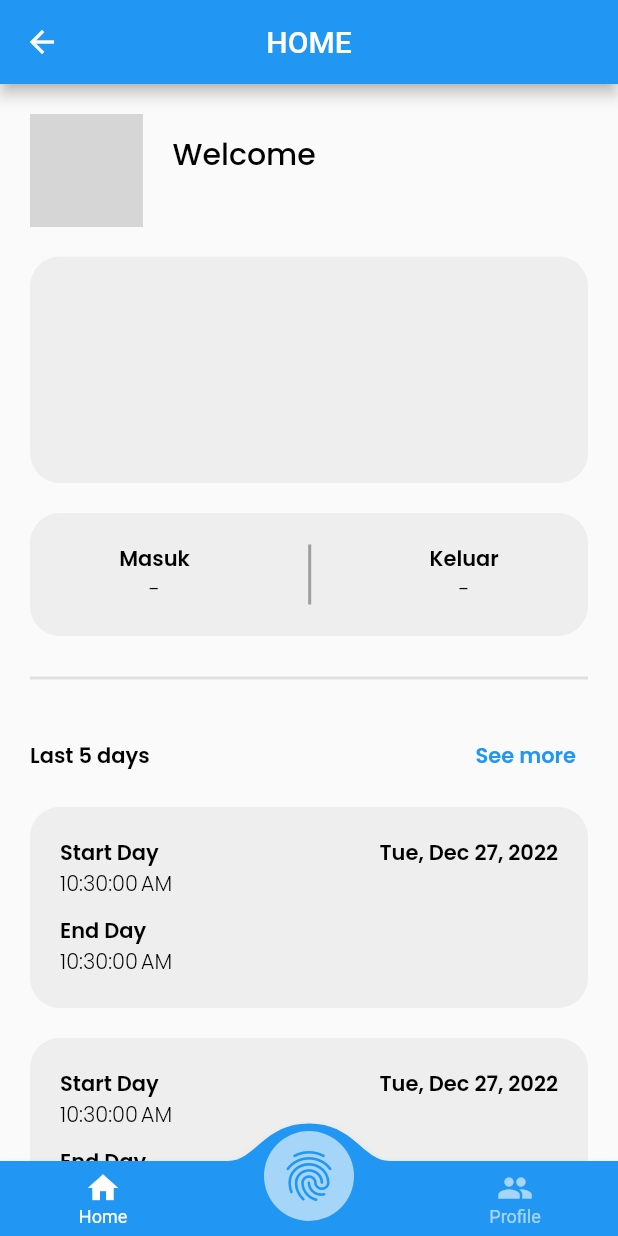
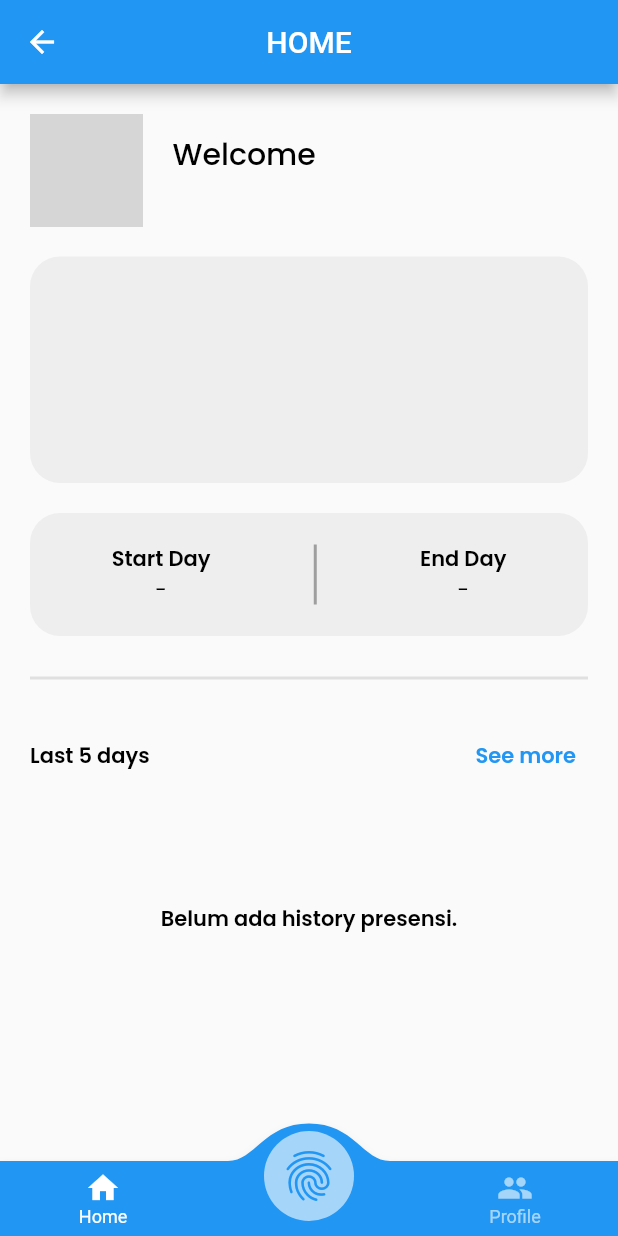
Before and after one commit to ovraka/presence_app, a Flutter app: the HomeView screen opened by its route, on a phone screen of 412 x 824 dp. Run offline on Flutter 3.47's test engine with Material 2 defaults, Android fonts, the phone set to English and light mode, and no system bars; drawn by our look-alikes of convex_bottom_bar; our stand-ins replace cloud_firestore, firebase_auth, firebase_core, firebase_storage, geocoding, geolocator and 3 more; accounts and stored records are empty; network calls fail; grey boxes are pictures that could not be loaded.

```diff
--- a/lib/app/modules/home/views/home_view.dart
+++ b/lib/app/modules/home/views/home_view.dart
@@ -131,13 +131,27 @@ class HomeView extends GetView<HomeController> {
                       decoration: BoxDecoration(
                           borderRadius: BorderRadius.circular(20),
                           color: Colors.grey[200]),
-                      child: Row(
-                        mainAxisAlignment: MainAxisAlignment.spaceAround,
+                      child:
+                          StreamBuilder<DocumentSnapshot<Map<String, dynamic>>>(
+                              stream: controller.streamTodayPresence(),
+                              builder: (context, snapshotT) {
+                                if (snapshotT.connectionState ==
+                                    ConnectionState.waiting) {
+                                  return const Center(
+                                    child: CircularProgressIndicator(),
+                                  );
+                                }
+
+                                Map<String, dynamic>? dataToday =
+                                    snapshotT.data?.data();
+                                return Row(
+                                  mainAxisAlignment:
+                                      MainAxisAlignment.spaceAround,
                                   children: [
                                     Column(
                                       children: [
                                         Text(
-                                "Masuk",
+                                          "Start Day",
                                           style: GoogleFonts.poppins(
                                               textStyle: const TextStyle(
                                                   fontSize: 14,
@@ -145,11 +159,16 @@ class HomeView extends GetView<HomeController> {
                                                   color: Colors.black)),
                                         ),
                                         Text(
-                                "-",
+                                          dataToday?["start_day"] == null
+                                              ? "-"
+                                              : DateFormat.jms().format(
+                                                  DateTime.parse(
+                                                      dataToday!["start_day"]
+                                                          ["date"])),
                                           style: GoogleFonts.poppins(
                                               textStyle: const TextStyle(
                                                   fontSize: 14,
-                                        fontWeight: FontWeight.w300,
+                                                  fontWeight: FontWeight.w400,
                                                   color: Colors.black)),
                                         ),
                                       ],
@@ -162,7 +181,7 @@ class HomeView extends GetView<HomeController> {
                                     Column(
                                       children: [
                                         Text(
-                                "Keluar",
+                                          "End Day",
                                           style: GoogleFonts.poppins(
                                               textStyle: const TextStyle(
                                                   fontSize: 14,
@@ -170,17 +189,23 @@ class HomeView extends GetView<HomeController> {
                                                   color: Colors.black)),
                                         ),
                                         Text(
-                                "-",
+                                          dataToday?["end_day"] == null
+                                              ? "-"
+                                              : DateFormat.jms().format(
+                                                  DateTime.parse(
+                                                      dataToday!["end_day"]
+                                                          ["date"])),
                                           style: GoogleFonts.poppins(
                                               textStyle: const TextStyle(
                                                   fontSize: 14,
-                                        fontWeight: FontWeight.w300,
+                                                  fontWeight: FontWeight.w400,
                                                   color: Colors.black)),
                                         ),
                                       ],
                                     )
                                   ],
-                      ),
+                                );
+                              }),
                     ),
                     const SizedBox(
                       height: 20,
@@ -221,10 +246,42 @@ class HomeView extends GetView<HomeController> {
                     const SizedBox(
                       height: 10,
                     ),
-                    ListView.builder(
+                    StreamBuilder<QuerySnapshot<Map<String, dynamic>>>(
+                        stream: controller.streamLastPresence(),
+                        builder: (context, snapshotP) {
+                          if (snapshotP.connectionState ==
+                              ConnectionState.waiting) {
+                            return const Center(
+                              child: CircularProgressIndicator(),
+                            );
+                          }
+                          // ignore: unrelated_type_equality_checks
+                          if (snapshotP.data!.docs.isEmpty ||
+                              snapshotP.data == null) {
+                            return SizedBox(
+                              height: 150,
+                              child: Center(
+                                child: Text(
+                                  "Belum ada history presensi.",
+                                  style: GoogleFonts.poppins(
+                                    textStyle: const TextStyle(
+                                        fontSize: 14,
+                                        fontWeight: FontWeight.w600,
+                                        color: Colors.black),
+                                  ),
+                                ),
+                              ),
+                            );
+                          }
+
+                          return ListView.builder(
+                            itemCount: snapshotP.data!.docs.length,
                             shrinkWrap: true,
                             physics: NeverScrollableScrollPhysics(),
                             itemBuilder: (context, index) {
+                              Map<String, dynamic> data =
+                                  snapshotP.data!.docs[index].data();
+
                               return Padding(
                                 padding: const EdgeInsets.only(bottom: 20),
                                 child: Material(
@@ -241,7 +298,8 @@ class HomeView extends GetView<HomeController> {
                                         borderRadius: BorderRadius.circular(20),
                                       ),
                                       child: Column(
-                                  crossAxisAlignment: CrossAxisAlignment.start,
+                                        crossAxisAlignment:
+                                            CrossAxisAlignment.start,
                                         children: [
                                           Row(
                                             mainAxisAlignment:
@@ -252,26 +310,37 @@ class HomeView extends GetView<HomeController> {
                                                 style: GoogleFonts.poppins(
                                                   textStyle: const TextStyle(
                                                       fontSize: 14,
-                                                  fontWeight: FontWeight.w600,
-                                                  color: Colors.black)),
+                                                      fontWeight:
+                                                          FontWeight.w600,
+                                                      color: Colors.black),
+                                                ),
                                               ),
                                               Text(
-                                          "${DateFormat.yMMMEd().format(DateTime.now())}",
+                                                DateFormat.yMMMEd().format(
+                                                    DateTime.parse(
+                                                        data["date"])),
                                                 style: GoogleFonts.poppins(
                                                   textStyle: const TextStyle(
                                                       fontSize: 14,
-                                                  fontWeight: FontWeight.w600,
-                                                  color: Colors.black)),
+                                                      fontWeight:
+                                                          FontWeight.w600,
+                                                      color: Colors.black),
+                                                ),
                                               ),
                                             ],
                                           ),
                                           Text(
-                                      "${DateFormat.jms().format(DateTime.now())}",
+                                            data["start_day"]?["date"] == null
+                                                ? "-"
+                                                : DateFormat.jms().format(
+                                                    DateTime.parse(data[
+                                                        "start_day"]!["date"])),
                                             style: GoogleFonts.poppins(
                                               textStyle: const TextStyle(
                                                   fontSize: 14,
-                                              fontWeight: FontWeight.w300,
-                                              color: Colors.black)),
+                                                  fontWeight: FontWeight.w400,
+                                                  color: Colors.black),
+                                            ),
                                           ),
                                           const SizedBox(
                                             height: 10,
@@ -282,14 +351,19 @@ class HomeView extends GetView<HomeController> {
                                               textStyle: const TextStyle(
                                                   fontSize: 14,
                                                   fontWeight: FontWeight.w600,
-                                              color: Colors.black)),
+                                                  color: Colors.black),
+                                            ),
                                           ),
                                           Text(
-                                      "${DateFormat.jms().format(DateTime.now())}",
+                                            data["end_day"]?["date"] == null
+                                                ? "-"
+                                                : DateFormat.jms().format(
+                                                    DateTime.parse(data[
+                                                        "end_day"]!["date"])),
                                             style: GoogleFonts.poppins(
                                                 textStyle: const TextStyle(
                                                     fontSize: 14,
-                                              fontWeight: FontWeight.w300,
+                                                    fontWeight: FontWeight.w400,
                                                     color: Colors.black)),
                                           ),
                                         ],
@@ -299,8 +373,8 @@ class HomeView extends GetView<HomeController> {
                                 ),
                               );
                             },
-                      itemCount: 5,
-                    ),
+                          );
+                        }),
                   ],
                 );
               } else {
```
Also changed, not shown: lib/app/controllers/page_index_controller.dart (+178 -7 lines), lib/app/modules/home/controllers/home_controller.dart (+25 -0 lines). Lines whose indentation alone changed are shown as unchanged.
